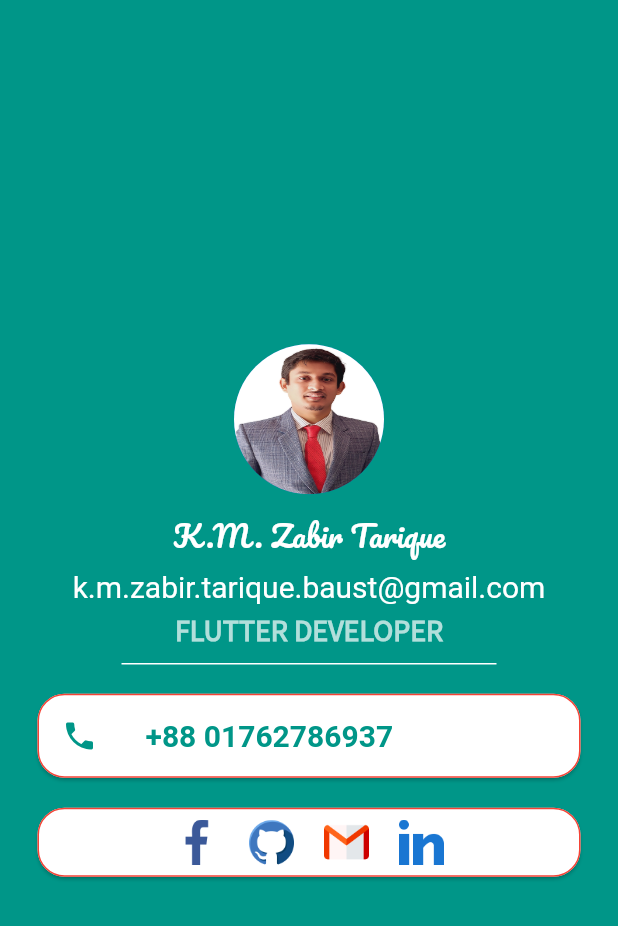
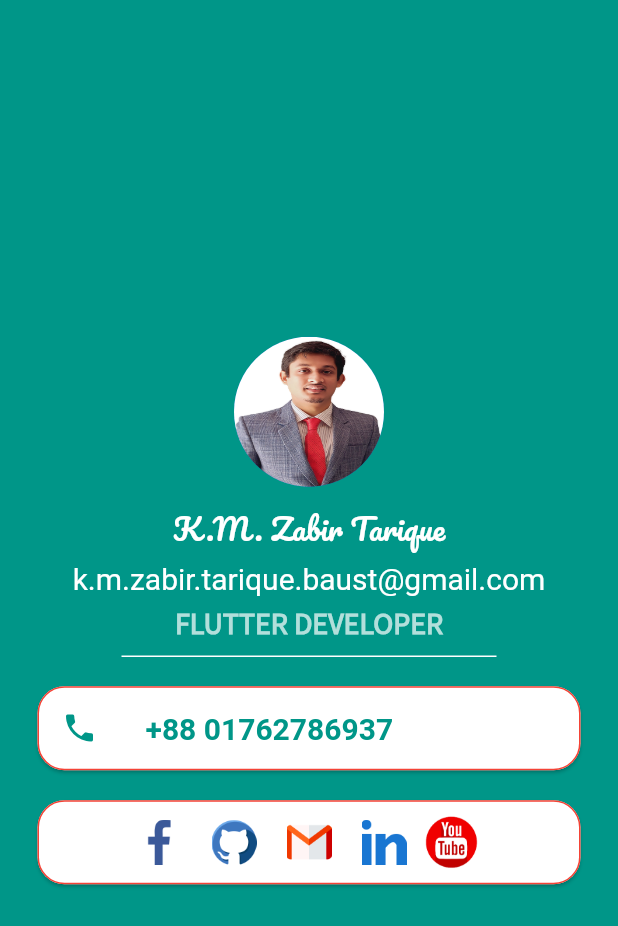
Before and after one commit to ZabirTarique/profile_card_flutter, a Flutter app: the screen it shows after launch, on a phone screen of 412 x 824 dp. Shown: the top 926 px of the screen. Run offline on Flutter 3.47's test engine with Material 2 defaults, Android fonts, the phone set to English and light mode, and no system bars.

Commit message:
Add youtube button

```diff
--- a/profile_card/lib/main.dart
+++ b/profile_card/lib/main.dart
@@ -119,6 +119,12 @@ class MyApp extends StatelessWidget {
                       width: 30,
                       child: Image.asset('assets/images/linkedin.png',
                           fit: BoxFit.cover)),
+                  const SizedBox(width: 10,),
+                  SizedBox(
+                      height: 40,
+                      width: 40,
+                      child: Image.asset('assets/images/youtubes.png',
+                          fit: BoxFit.cover)),
                   // SizedBox(
                   //     height: 30,
                   //     width: 100,
--- a/profile_card/pubspec.yaml
+++ b/profile_card/pubspec.yaml
@@ -27,7 +27,7 @@ flutter:
     - assets/images/github.png
     - assets/images/gmail.png
     - assets/images/linkedin.png
-    - assets/images/youtube.png
+    - assets/images/youtubes.png
     - assets/images/zabir2.png
   fonts:
     - family: Pacifico
```
Also changed, not shown: profile_card/assets/images/youtubes.png (added).
